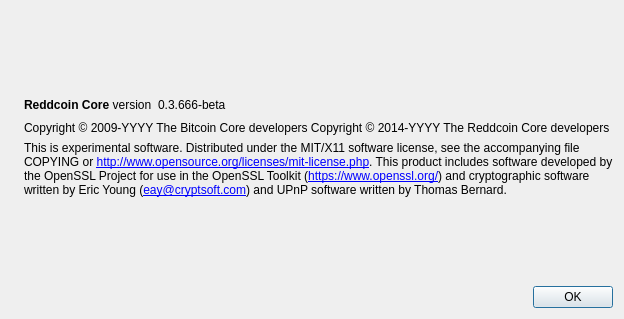
reddcoin-project/reddcoin-3.10, file src/qt/forms/aboutdialog.ui: the form before one commit.
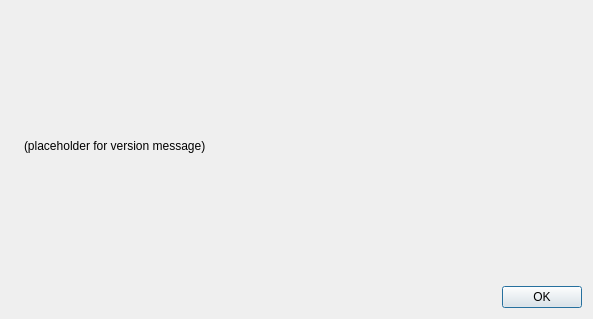
The form after the commit. Icons and pictures are not drawn.

Commit message:
Add 'about' information to `-version` output
Adds a copyright and attribution message to the `-version` output
(the same as shown in the About dialog in the GUI).

Move the message to a function LicenseInfo in init.cpp.

# Conflicts:
#	src/qt/forms/aboutdialog.ui
#	src/qt/utilitydialog.cpp

The edit to the form file:
```diff
--- a/src/qt/forms/aboutdialog.ui
+++ b/src/qt/forms/aboutdialog.ui
@@ -43,78 +43,14 @@
       </spacer>
      </item>
      <item>
-      <layout class="QHBoxLayout" name="horizontalLayout">
-       <item>
-        <widget class="QLabel" name="label">
-         <property name="cursor">
-          <cursorShape>IBeamCursor</cursorShape>
-         </property>
-         <property name="text">
-          <string>&lt;b&gt;Reddcoin Core&lt;/b&gt; version</string>
-         </property>
-         <property name="textInteractionFlags">
-          <set>Qt::LinksAccessibleByMouse|Qt::TextSelectableByKeyboard|Qt::TextSelectableByMouse</set>
-         </property>
-        </widget>
-       </item>
-       <item>
-        <widget class="QLabel" name="versionLabel">
-         <property name="cursor">
-          <cursorShape>IBeamCursor</cursorShape>
-         </property>
-         <property name="text">
-          <string notr="true">0.3.666-beta</string>
-         </property>
-         <property name="textInteractionFlags">
-          <set>Qt::LinksAccessibleByMouse|Qt::TextSelectableByKeyboard|Qt::TextSelectableByMouse</set>
-         </property>
-        </widget>
-       </item>
-       <item>
-        <spacer name="horizontalSpacer">
-         <property name="orientation">
-          <enum>Qt::Horizontal</enum>
-         </property>
-         <property name="sizeHint" stdset="0">
-          <size>
-           <width>40</width>
-           <height>20</height>
-          </size>
-         </property>
-        </spacer>
-       </item>
-      </layout>
-     </item>
-     <item>
-      <widget class="QLabel" name="copyrightLabel">
+      <widget class="QLabel" name="versionLabel">
        <property name="cursor">
         <cursorShape>IBeamCursor</cursorShape>
        </property>
        <property name="text">
-        <string notr="true">Copyright &amp;copy; 2009-YYYY The Bitcoin Core developers
-Copyright &amp;copy; 2014-YYYY The Reddcoin Core developers
+        <string notr="true">
+(placeholder for version message)
         </string>
-       </property>
-       <property name="textFormat">
-        <enum>Qt::RichText</enum>
-       </property>
-       <property name="textInteractionFlags">
-        <set>Qt::LinksAccessibleByMouse|Qt::TextSelectableByKeyboard|Qt::TextSelectableByMouse</set>
-       </property>
-      </widget>
-     </item>
-     <item>
-      <widget class="QLabel" name="label_2">
-       <property name="cursor">
-        <cursorShape>IBeamCursor</cursorShape>
-       </property>
-       <property name="text">
-        <string>
-This is experimental software.
-
-Distributed under the MIT/X11 software license, see the accompanying file COPYING or &lt;a href=&quot;http://www.opensource.org/licenses/mit-license.php&quot;&gt;http://www.opensource.org/licenses/mit-license.php&lt;/a&gt;.
-
-This product includes software developed by the OpenSSL Project for use in the OpenSSL Toolkit (&lt;a href=&quot;https://www.openssl.org/&quot;&gt;https://www.openssl.org/&lt;/a&gt;) and cryptographic software written by Eric Young (&lt;a href=&quot;mailto:eay@cryptsoft.com&quot;&gt;eay@cryptsoft.com&lt;/a&gt;) and UPnP software written by Thomas Bernard.</string>
        </property>
        <property name="textFormat">
         <enum>Qt::RichText</enum>
```
The commit also changes 4 other files.
